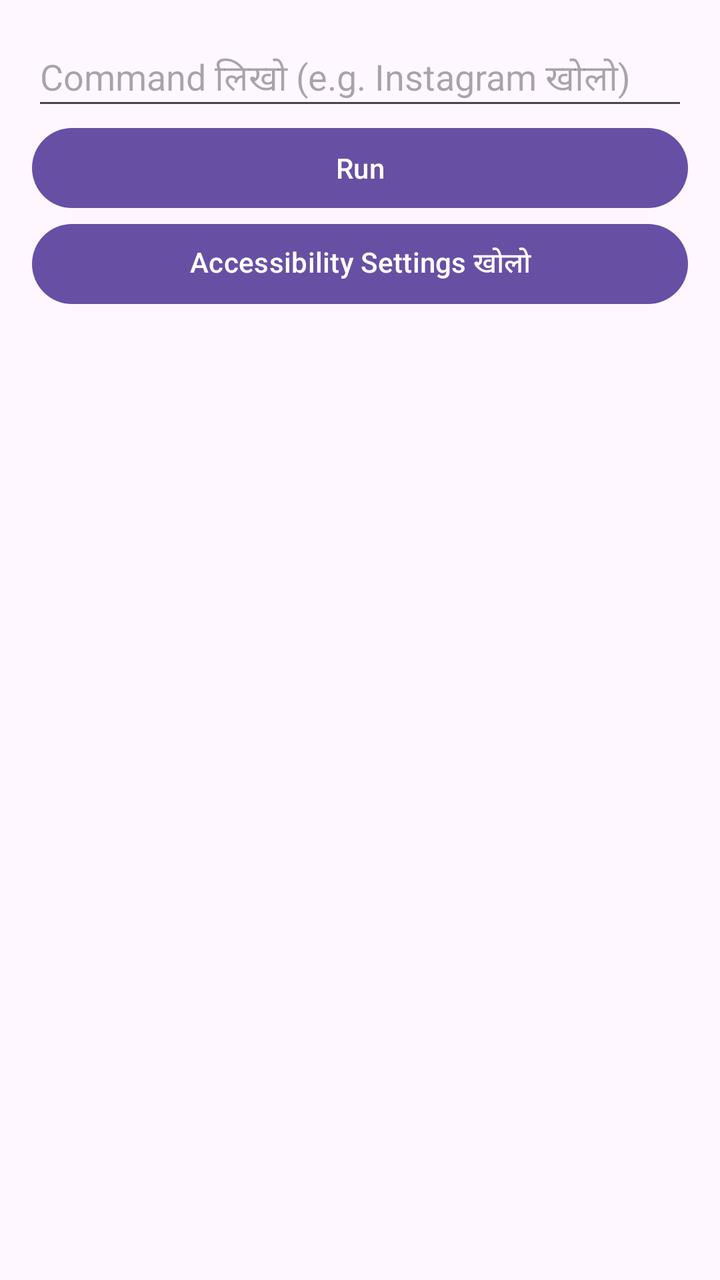
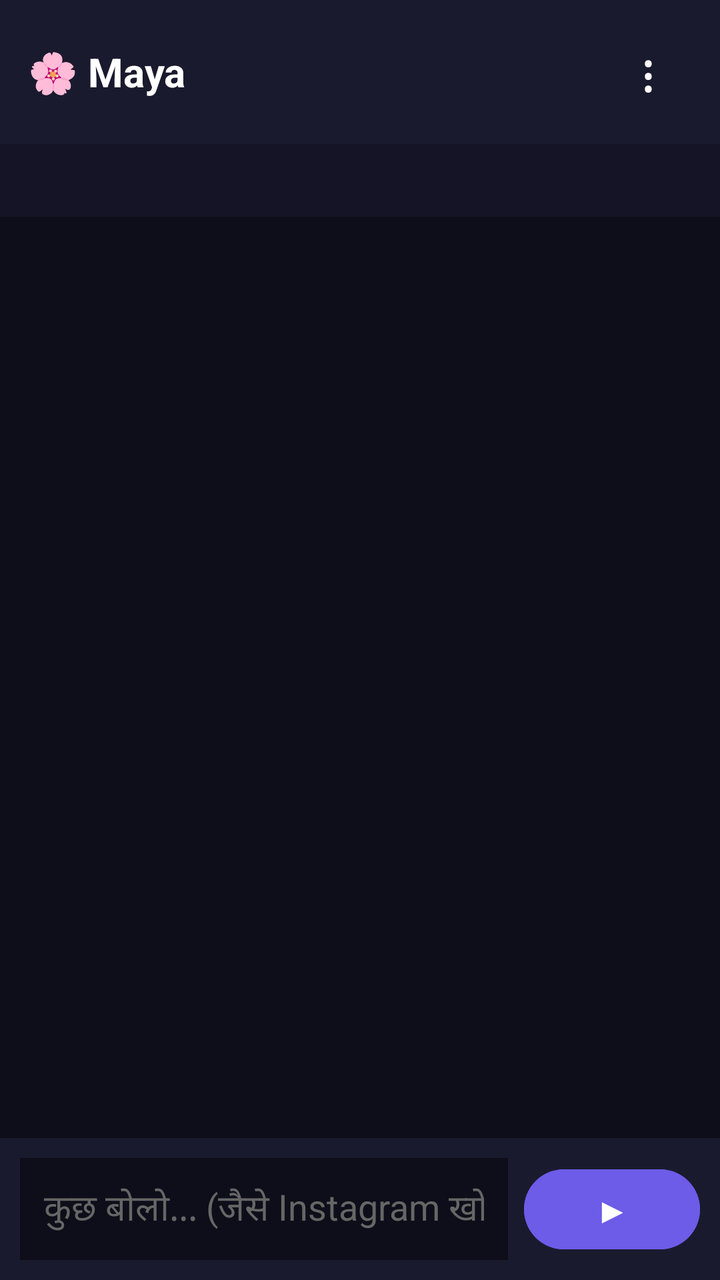

Screens rendered from an Android XML layout before and after an edit, with the pre-edit source and the edit as a unified diff.
<!-- AndroidManifest.xml: application theme Theme.Material3.DayNight -->
<!-- res/layout/activity_main.xml -->
<?xml version="1.0" encoding="utf-8"?>
<LinearLayout xmlns:android="http://schemas.android.com/apk/res/android"
    android:layout_width="match_parent"
    android:layout_height="match_parent"
    android:orientation="vertical"
    android:padding="16dp">

    <EditText
        android:id="@+id/commandInput"
        android:layout_width="match_parent"
        android:layout_height="wrap_content"
        android:hint="Command लिखो (e.g. Instagram खोलो)"/>

    <Button
        android:id="@+id/runBtn"
        android:layout_width="match_parent"
        android:layout_height="wrap_content"
        android:text="Run"/>

    <Button
        android:id="@+id/accessBtn"
        android:layout_width="match_parent"
        android:layout_height="wrap_content"
        android:text="Accessibility Settings खोलो"/>

    <ScrollView
        android:layout_width="match_parent"
        android:layout_height="0dp"
        android:layout_weight="1">
        <TextView
            android:id="@+id/output"
            android:layout_width="match_parent"
            android:layout_height="wrap_content"
            android:textSize="13sp"
            android:fontFamily="monospace"/>
    </ScrollView>
</LinearLayout>
<!-- resources referenced by this layout -->
<resources>

</resources>

<!-- the commit's change to res/layout/activity_main.xml (unified diff, before → after) -->
@@ -3,35 +3,94 @@
     android:layout_width="match_parent"
     android:layout_height="match_parent"
     android:orientation="vertical"
-    android:padding="16dp">
+    android:background="#0E0E1A">
 
-    <EditText
-        android:id="@+id/commandInput"
+    
+    <LinearLayout
         android:layout_width="match_parent"
         android:layout_height="wrap_content"
-        android:hint="Command लिखो (e.g. Instagram खोलो)"/>
+        android:orientation="horizontal"
+        android:padding="14dp"
+        android:gravity="center_vertical"
+        android:background="#1A1A2E">
 
-    <Button
-        android:id="@+id/runBtn"
+        <TextView
+            android:layout_width="0dp"
+            android:layout_height="wrap_content"
+            android:layout_weight="1"
+            android:text="🌸 Maya"
+            android:textColor="#FFFFFF"
+            android:textSize="20sp"
+            android:textStyle="bold"/>
+
+        <TextView
+            android:id="@+id/menuBtn"
+            android:layout_width="44dp"
+            android:layout_height="44dp"
+            android:text="⋮"
+            android:textColor="#FFFFFF"
+            android:textSize="26sp"
+            android:gravity="center"
+            android:background="?android:attr/selectableItemBackgroundBorderless"/>
+    </LinearLayout>
+
+    
+    <TextView
+        android:id="@+id/apiStatus"
         android:layout_width="match_parent"
         android:layout_height="wrap_content"
-        android:text="Run"/>
+        android:padding="10dp"
+        android:gravity="center"
+        android:textSize="12sp"
+        android:text=""
+        android:background="#141426"/>
 
-    <Button
-        android:id="@+id/accessBtn"
-        android:layout_width="match_parent"
-        android:layout_height="wrap_content"
-        android:text="Accessibility Settings खोलो"/>
-
+    
     <ScrollView
         android:layout_width="match_parent"
         android:layout_height="0dp"
-        android:layout_weight="1">
+        android:layout_weight="1"
+        android:padding="12dp">
+
         <TextView
             android:id="@+id/output"
             android:layout_width="match_parent"
             android:layout_height="wrap_content"
+            android:textColor="#DDDDDD"
             android:textSize="13sp"
-            android:fontFamily="monospace"/>
+            android:fontFamily="monospace"
+            android:text=""/>
     </ScrollView>
+
+    
+    <LinearLayout
+        android:layout_width="match_parent"
+        android:layout_height="wrap_content"
+        android:orientation="horizontal"
+        android:padding="10dp"
+        android:background="#1A1A2E">
+
+        <EditText
+            android:id="@+id/commandInput"
+            android:layout_width="0dp"
+            android:layout_height="wrap_content"
+            android:layout_weight="1"
+            android:hint="कुछ बोलो... (जैसे Instagram खोलो)"
+            android:textColor="#FFFFFF"
+            android:textColorHint="#666666"
+            android:background="#0E0E1A"
+            android:padding="12dp"
+            android:inputType="text"/>
+
+        <Button
+            android:id="@+id/runBtn"
+            android:layout_width="wrap_content"
+            android:layout_height="wrap_content"
+            android:text="▶"
+            android:textSize="18sp"
+            android:backgroundTint="#6C5CE7"
+            android:textColor="#FFFFFF"
+            android:layout_marginStart="8dp"/>
+    </LinearLayout>
+
 </LinearLayout>
